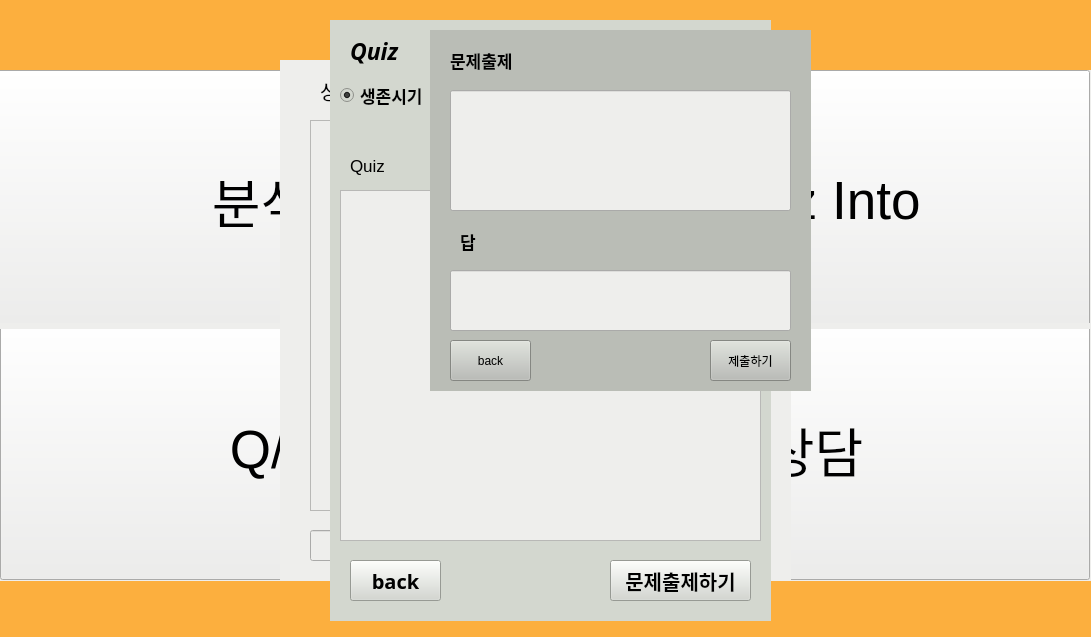
YangwonChoi/eduwill, file professor.ui: the form before one commit.
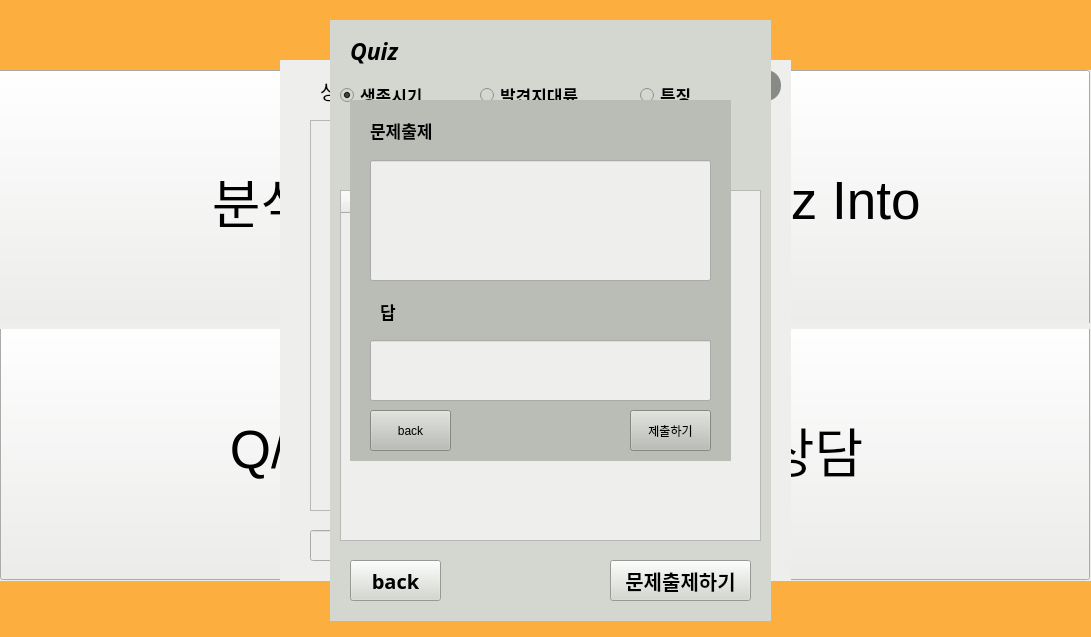
The form after the commit.

Patch:
```diff
--- a/professor.ui
+++ b/professor.ui
@@ -1202,10 +1202,26 @@
      </property>
      <layout class="QVBoxLayout" name="verticalLayout_2">
       <item>
-       <widget class="QListWidget" name="listWidget_2">
+       <widget class="QTableWidget" name="listWidget_2">
         <property name="styleSheet">
          <string notr="true">background-color: rgb(238, 238, 236);</string>
         </property>
+        <property name="dragDropOverwriteMode">
+         <bool>true</bool>
+        </property>
+        <property name="alternatingRowColors">
+         <bool>true</bool>
+        </property>
+        <column>
+         <property name="text">
+          <string>문제</string>
+         </property>
+        </column>
+        <column>
+         <property name="text">
+          <string>답</string>
+         </property>
+        </column>
        </widget>
       </item>
      </layout>
@@ -1214,8 +1230,8 @@
    <widget class="QWidget" name="make_widget" native="true">
     <property name="geometry">
      <rect>
-      <x>430</x>
-      <y>30</y>
+      <x>350</x>
+      <y>100</y>
       <width>381</width>
       <height>361</height>
      </rect>
```
